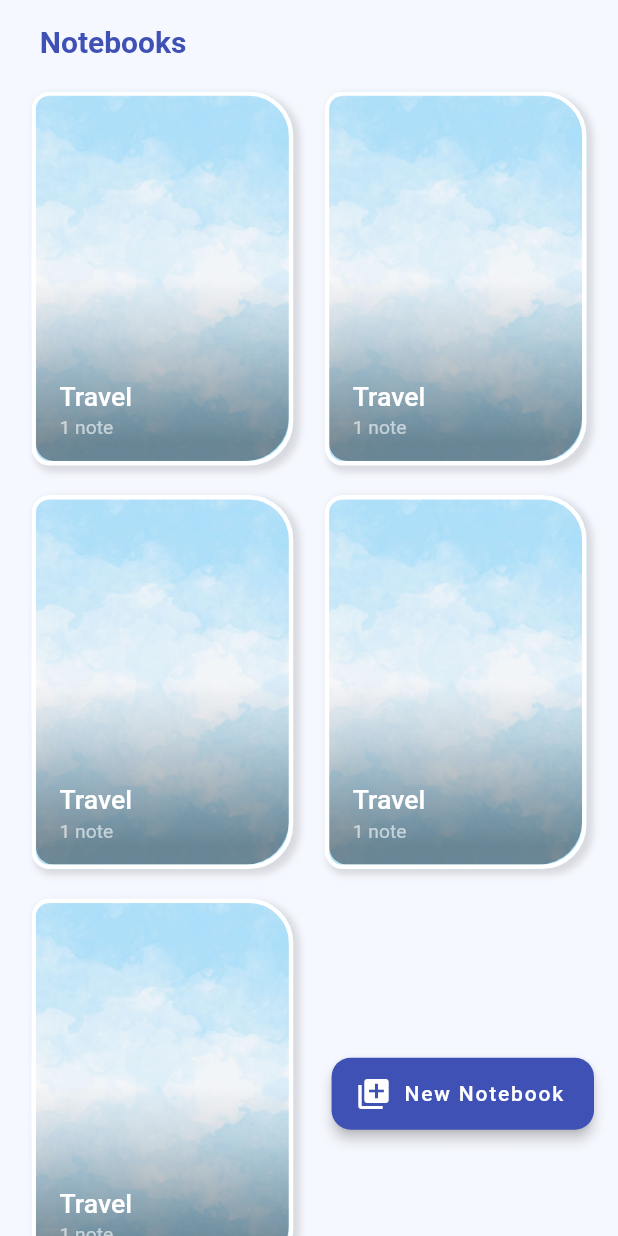
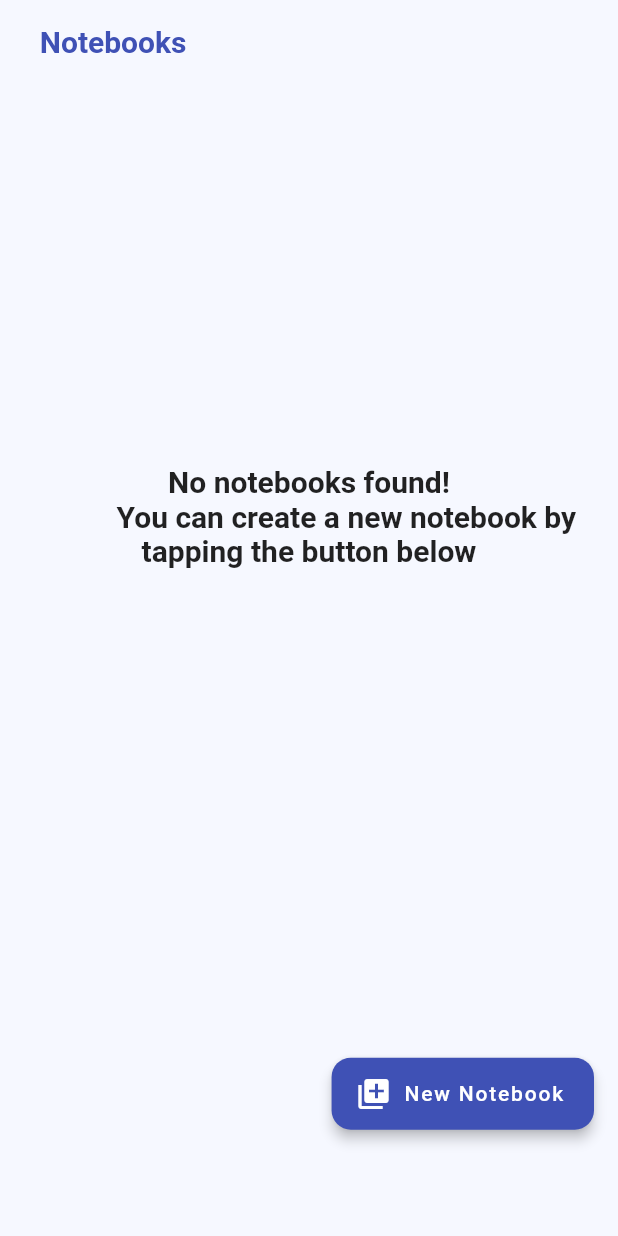
Before and after one commit to motasimfuad/deeNotes-personal_notebooks, a Flutter app: the AllNotebooksPage screen opened by its route, after a tap on "New Notebook", on a phone screen of 412 x 824 dp. Run offline on Flutter 3.47's test engine with Material 2 defaults, Android fonts, the phone set to English and light mode, and no system bars; our stand-ins replace bloc, dartz, equatable, flutter_bloc, flutter_screenutil, get_it and 1 more; accounts and stored records are empty; statements that could not run were skipped.

Commit message:
all notebooks page updated

```diff
--- a/lib/bottom_nav.dart
+++ b/lib/bottom_nav.dart
@@ -16,7 +16,7 @@ class _BottomNavState extends State<BottomNav> {
 
   var screens = [
     // const MyHomePage(title: 'Hi'),
-    const AllNotebooksPage(),
+    AllNotebooksPage(),
     const FavoriteNotesPage(),
     const SettingsScreen(),
   ];
--- a/lib/core/router/app_router.dart
+++ b/lib/core/router/app_router.dart
@@ -33,7 +33,7 @@ class AppRouter {
         );
       case notebooks:
         return MaterialPageRoute(
-          builder: (_) => const AllNotebooksPage(),
+          builder: (_) => AllNotebooksPage(),
         );
 
       case createNotebook:
--- a/lib/data/repositories/data_repository.dart
+++ b/lib/data/repositories/data_repository.dart
@@ -24,9 +24,10 @@ class DataRepository {
     if (db != null) {
       return db;
     } else {
-      await createDatabase();
-      debugPrint('db is not open');
-      throw ('Thrown error: db is not open');
+      final newDb = await createDatabase();
+      return newDb as Database;
+      // debugPrint('db is not open');
+      // throw ('Thrown error: db is not open');
     }
   }
 
--- a/lib/features/note/presentation/pages/view_note_screen/view_note_screen.dart
+++ b/lib/features/note/presentation/pages/view_note_screen/view_note_screen.dart
@@ -3,16 +3,16 @@ import 'package:flutter/services.dart';
 import 'package:flutter_screenutil/flutter_screenutil.dart';
 import 'package:intl/intl.dart';
 
-import 'package:notebooks/features/note/data/models/note_model.dart';
 import 'package:notebooks/core/router/app_router.dart';
 import 'package:notebooks/core/widgets/k_labels.dart';
+import 'package:notebooks/features/note/domain/entities/note_entity.dart';
 import 'package:notebooks/features/notebook/domain/entities/notebook_entity.dart';
 
 import '../../../../../core/widgets/k_appbar.dart';
 
 class ViewNoteScreen extends StatelessWidget {
   NotebookEntity notebook;
-  NoteModel note;
+  NoteEntity note;
   ViewNoteScreen({
     Key? key,
     required this.notebook,
--- a/lib/features/note/presentation/widgets/note_item.dart
+++ b/lib/features/note/presentation/widgets/note_item.dart
@@ -1,10 +1,10 @@
 import 'package:flutter/material.dart';
 import 'package:flutter_screenutil/flutter_screenutil.dart';
 
-import 'package:notebooks/features/note/data/models/note_model.dart';
+import 'package:notebooks/features/note/domain/entities/note_entity.dart';
 
 class NoteItem extends StatelessWidget {
-  NoteModel note;
+  NoteEntity note;
   NoteItem({
     Key? key,
     required this.note,
--- a/lib/features/notebook/presentation/pages/all_notebooks_page.dart
+++ b/lib/features/notebook/presentation/pages/all_notebooks_page.dart
@@ -1,13 +1,18 @@
 import 'package:flutter/material.dart';
+import 'package:flutter_bloc/flutter_bloc.dart';
 import 'package:flutter_screenutil/flutter_screenutil.dart';
 import 'package:notebooks/features/notebook/data/models/notebook_model.dart';
 import 'package:notebooks/features/notebook/presentation/widgets/notebook_item.dart';
 import 'package:notebooks/core/widgets/k_fab.dart';
 
+import '../../domain/entities/notebook_entity.dart';
+import '../bloc/notebook_bloc.dart';
 import 'notebook_page.dart';
 
 class AllNotebooksPage extends StatelessWidget {
-  const AllNotebooksPage({Key? key}) : super(key: key);
+  AllNotebooksPage({Key? key}) : super(key: key);
+
+  List<NotebookEntity> notebooks = [];
 
   @override
   Widget build(BuildContext context) {
@@ -31,13 +36,52 @@ class AllNotebooksPage extends StatelessWidget {
           ),
           // SliverGrid.count(crossAxisCount: 2)
 
-          SliverToBoxAdapter(
+          BlocConsumer<NotebookBloc, NotebookState>(
+            listener: (context, state) {
+              if (state is NotebookInitial) {
+                context.read<NotebookBloc>().add(const GetAllNotebooksEvent());
+              }
+            },
+            builder: (context, state) {
+              if (state is NotebookInitial) {
+                context.read<NotebookBloc>().add(const GetAllNotebooksEvent());
+              }
+              if (state is NotebookListLoading) {
+                return const SliverToBoxAdapter(
+                  child: Center(
+                    child: CircularProgressIndicator(),
+                  ),
+                );
+              }
+              if (state is NotebookListLoaded) {
+                notebooks = state.notebooks;
+              }
+              if (notebooks.length < 11) {
+                return SliverToBoxAdapter(
+                  child: Container(
+                    padding: EdgeInsets.all(20.w),
+                    height: MediaQuery.of(context).size.height * 0.7,
+                    child: const Center(
+                      child: Text(
+                        '''No notebooks found!
+          You can create a new notebook by tapping the button below''',
+                        textAlign: TextAlign.center,
+                        style: TextStyle(
+                          fontSize: 20,
+                          fontWeight: FontWeight.bold,
+                        ),
+                      ),
+                    ),
+                  ),
+                );
+              } else {
+                return SliverToBoxAdapter(
                   child: GridView.builder(
                     shrinkWrap: true,
                     primary: false,
                     padding: EdgeInsets.only(
                         left: 20.w, right: 20.w, bottom: 70.h, top: 5.h),
-              itemCount: 5,
+                    itemCount: notebooks.length,
                     gridDelegate: SliverGridDelegateWithFixedCrossAxisCount(
                       crossAxisCount: 2,
                       crossAxisSpacing: 20.w,
@@ -46,18 +90,24 @@ class AllNotebooksPage extends StatelessWidget {
                     ),
                     itemBuilder: (BuildContext context, int index) {
                       return GestureDetector(
-                  onTap: () => Navigator.push(
+                        onTap: () =>
+                            // print(notebooks[index].notes?.length),
+                            Navigator.push(
                           context,
                           MaterialPageRoute(
                             builder: (context) => NoteBookPage(
-                        notebook: sampleNotebook,
+                              notebook: notebooks[index],
+                              // notebook: sampleNotebook,
                             ),
                           ),
                         ),
-                  child: NotebookItem(notebook: sampleNotebook),
+                        child: NotebookItem(notebook: notebooks[index]),
                       );
                     },
                   ),
+                );
+              }
+            },
           ),
         ],
       ),
@@ -68,6 +118,11 @@ class AllNotebooksPage extends StatelessWidget {
           label: 'New Notebook',
           icon: Icons.add_to_photos,
           onPressed: () async {
+            context
+                .read<NotebookBloc>()
+                .add(CreateNotebookEvent(sampleNotebook));
+            context.read<NotebookBloc>().add(const GetAllNotebooksEvent());
+
             // DataRepository.instance.createNotebook(NotebookModel(
             //   name: 'book name 2',
             //   cover: '',
--- a/lib/features/notebook/presentation/widgets/notebook_item.dart
+++ b/lib/features/notebook/presentation/widgets/notebook_item.dart
@@ -33,7 +33,7 @@ class NotebookItem extends StatelessWidget {
           bottomLeft: Radius.circular(12.r),
           bottomRight: Radius.circular(30.r),
         ),
-        image: notebook?.cover != null
+        image: (notebook?.cover != null && notebook?.cover != '')
             ? DecorationImage(
                 image: AssetImage(notebook!.cover),
                 fit: BoxFit.cover,
--- a/lib/features/notebook/presentation/widgets/notebook_persistent_header.dart
+++ b/lib/features/notebook/presentation/widgets/notebook_persistent_header.dart
@@ -19,7 +19,10 @@ class NotebookPersistentHeader extends SliverPersistentHeaderDelegate {
     return Stack(
       children: [
         Image.asset(
-          notebook.cover,
+          // ignore: unnecessary_null_comparison
+          (notebook.cover != null && notebook.cover != '')
+              ? notebook.cover
+              : 'assets/images/notebooks/no-image.png',
           fit: BoxFit.cover,
           width: MediaQuery.of(context).size.width,
           height: expandedHeight,
--- a/pubspec.yaml
+++ b/pubspec.yaml
@@ -20,6 +20,7 @@ dependencies:
   flutter_bloc: ^8.0.1
   flutter_screenutil: ^5.1.1
   get_it: ^7.2.0
+  go_router: ^3.1.1
   intl: ^0.17.0
   path_provider: ^2.0.9
   sqflite: ^2.0.2
```
Also changed, not shown: lib/features/notebook/presentation/pages/notebook_page.dart (+28 -13 lines), pubspec.lock. Lines whose indentation alone changed are shown as unchanged.
